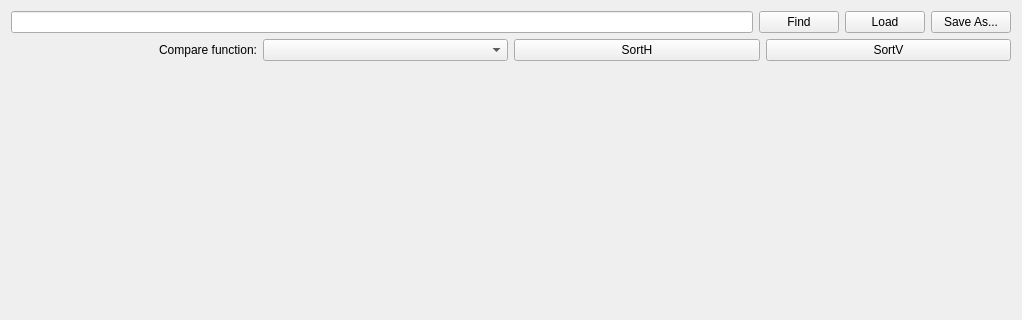
First picture: the form in mainwindow.ui, repository brunoro/datamoksha, before the edit; both pictures show x 0 to 1022 and y 0 to 320 of the 1022 by 771 pixel window.
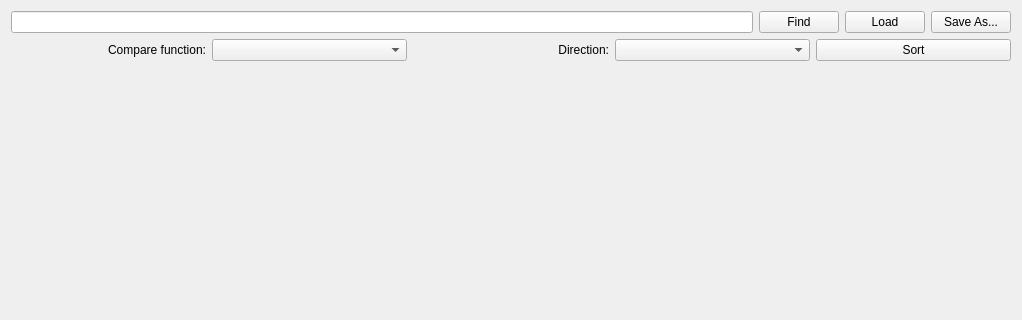
Second picture: the form after the edit.

Commit message: added direction combo box, refactors sorting method to allow partial column/line sort

```diff
--- a/mainwindow.ui
+++ b/mainwindow.ui
@@ -59,16 +59,22 @@
        <widget class="QComboBox" name="pixelsortCompareFunction"/>
       </item>
       <item>
-       <widget class="QPushButton" name="sortHButton">
+       <widget class="QLabel" name="directionLabel">
         <property name="text">
-         <string>SortH</string>
+         <string>Direction:</string>
+        </property>
+        <property name="alignment">
+         <set>Qt::AlignRight|Qt::AlignTrailing|Qt::AlignVCenter</set>
         </property>
        </widget>
       </item>
       <item>
-       <widget class="QPushButton" name="sortVButton">
+       <widget class="QComboBox" name="directionCombo"/>
+      </item>
+      <item>
+       <widget class="QPushButton" name="sortButton">
         <property name="text">
-         <string>SortV</string>
+         <string>Sort</string>
         </property>
        </widget>
       </item>
```
Left out of the diff: 4 changed lines with no effect on the pictures. The commit also changes 7 other files.
